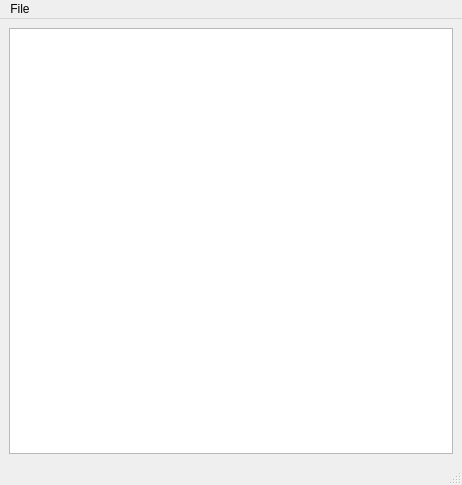
MOsinskyi/polyglot-app, file referenceswindow.ui: the form before one commit.
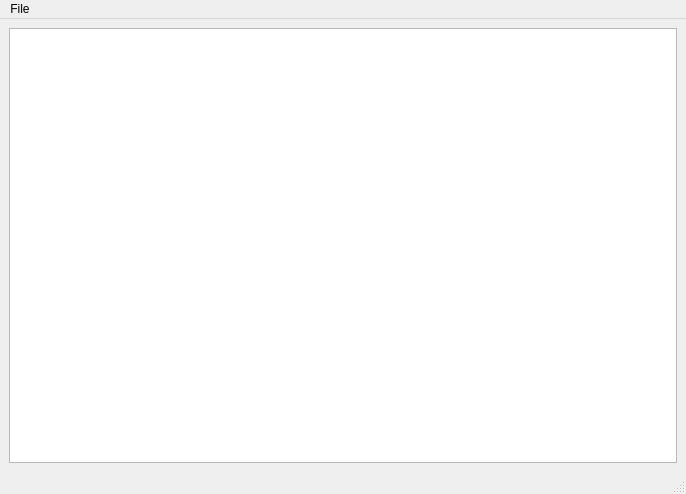
The form after the commit. Icons and pictures are not drawn.

Patch:
```diff
--- a/referenceswindow.ui
+++ b/referenceswindow.ui
@@ -6,8 +6,8 @@
    <rect>
     <x>0</x>
     <y>0</y>
-    <width>462</width>
-    <height>485</height>
+    <width>686</width>
+    <height>494</height>
    </rect>
   </property>
   <property name="windowTitle">
@@ -29,8 +29,8 @@
     <rect>
      <x>0</x>
      <y>0</y>
-     <width>462</width>
-     <height>23</height>
+     <width>686</width>
+     <height>21</height>
     </rect>
    </property>
    <widget class="QMenu" name="menuFile">
```
Left out of the diff: 8 changed lines with no effect on the pictures.
